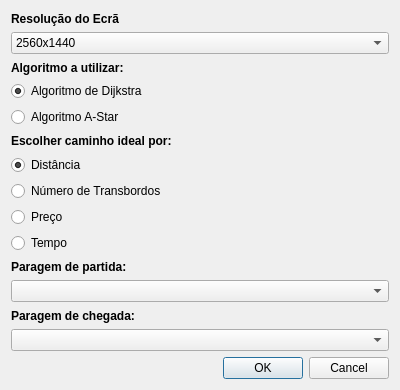
The window that optionsdialog.ui (afonsocastro96/CAL-Projeto-1) describes before a commit, drawn with Qt 5.
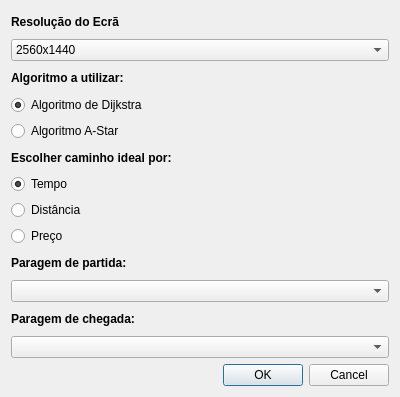
The same window after the commit.

The edit to the form file:
```diff
--- a/optionsdialog.ui
+++ b/optionsdialog.ui
@@ -7,7 +7,7 @@
     <x>0</x>
     <y>0</y>
     <width>400</width>
-    <height>390</height>
+    <height>397</height>
    </rect>
   </property>
   <property name="windowTitle">
@@ -143,23 +143,26 @@
      </property>
     </widget>
    </item>
+   <item>
+    <widget class="QRadioButton" name="radioButton_5">
+     <property name="text">
+      <string>Tempo</string>
+     </property>
+     <property name="checked">
+      <bool>true</bool>
+     </property>
+     <attribute name="buttonGroup">
+      <string notr="true">buttonGroup</string>
+     </attribute>
+    </widget>
+   </item>
    <item>
     <widget class="QRadioButton" name="radioButton_3">
      <property name="text">
       <string>Distância</string>
      </property>
      <property name="checked">
-      <bool>true</bool>
-     </property>
-     <attribute name="buttonGroup">
-      <string notr="true">buttonGroup</string>
-     </attribute>
-    </widget>
-   </item>
-   <item>
-    <widget class="QRadioButton" name="radioButton_5">
-     <property name="text">
-      <string>Número de Transbordos</string>
+      <bool>false</bool>
      </property>
      <attribute name="buttonGroup">
       <string notr="true">buttonGroup</string>
@@ -176,16 +179,6 @@
      </attribute>
     </widget>
    </item>
-   <item>
-    <widget class="QRadioButton" name="radioButton_6">
-     <property name="text">
-      <string>Tempo</string>
-     </property>
-     <attribute name="buttonGroup">
-      <string notr="true">buttonGroup</string>
-     </attribute>
-    </widget>
-   </item>
    <item>
     <widget class="QLabel" name="label_4">
      <property name="font">
```
